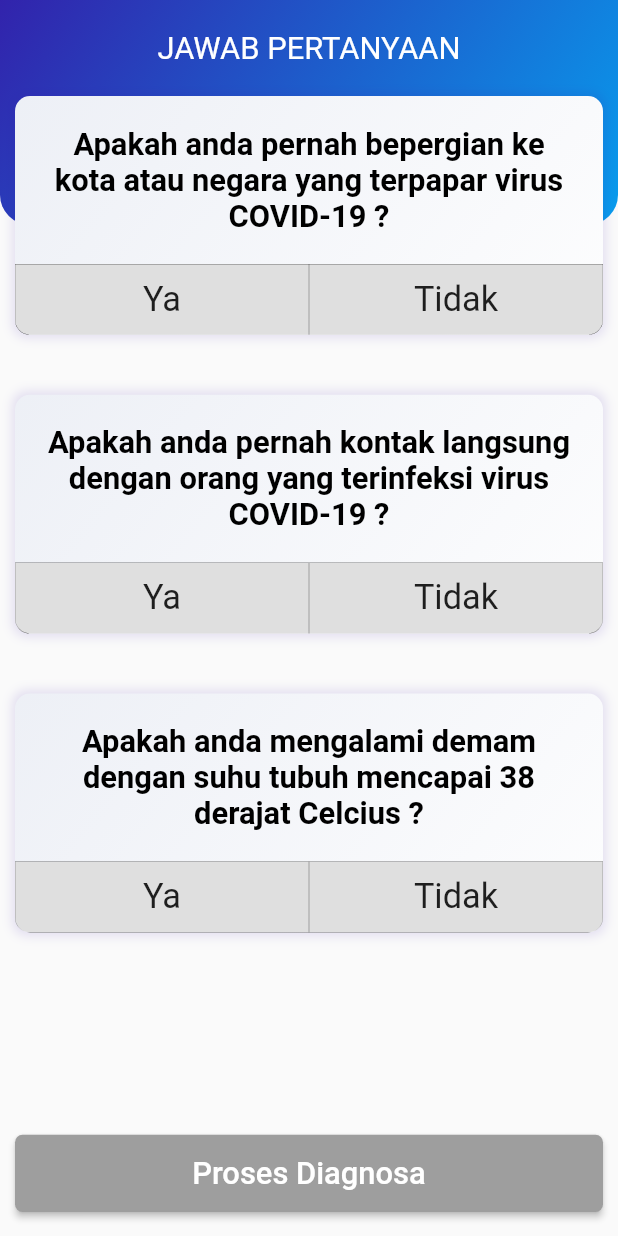
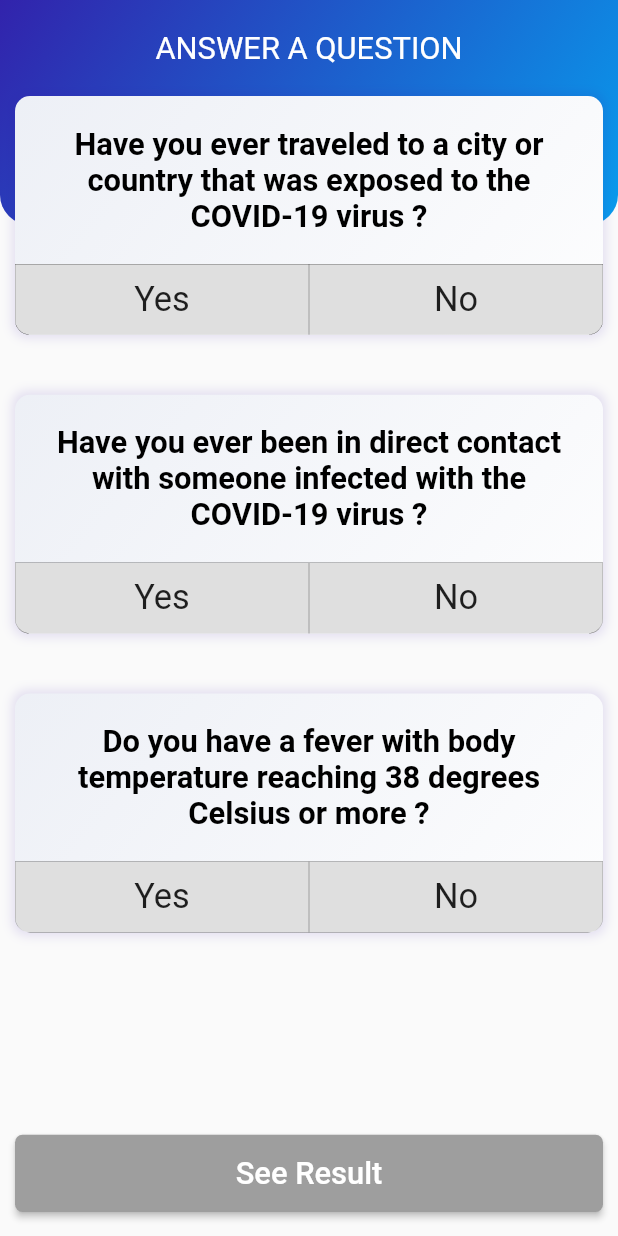
Before and after one commit to arigo16/covid19-information, a Flutter app: the DiagnosisPage screen opened directly, on a phone screen of 412 x 824 dp. Run offline on Flutter 3.47's test engine with Material 2 defaults, Android fonts, the phone set to English and light mode, and no system bars; network calls fail; Roboto replaces fonts that are missing (ProximaBold).

Commit message:
new apps translate in english

```diff
--- a/lib/page/parent/diagnosis/diagnosis.dart
+++ b/lib/page/parent/diagnosis/diagnosis.dart
@@ -25,17 +25,17 @@ class _DiagnosisPageState extends State<DiagnosisPage> {
   var desc = "";
 
   var descNormal =
-      "Anda tidak ada gejala kelainan berat apapun. Begitu pula tidak ada kondisi yang menyebabkan Anda perlu dipantau perkembangan kesehatannya akibat wabah COVID-19.";
+      "You have no symptoms of any serious disorder. Likewise there are no conditions that cause you to be monitored for their health development due to the COVID-19 outbreak.";
   var descDemam =
-      "Anda memiliki gejala demam namun tidak ada tanda bahwa anda terpapar virus COVID-19. Tetap isolasi diri Anda hingga sembuh dan lakukan social distancing.";
+      "You have symptoms of fever but there is no sign that you are exposed to the COVID-19 virus. Keep yourself isolated until healed and do social distancing.";
   var descOTG =
-      "Anda (Orang Tanpa Gejala) tidak memiliki gejala yang terjadi pada wabah COVID-19. Namun anda memiliki riwayat berkunjung kedaerah yang terpapar virus COVID-19. Isolasi diri Anda dan lakukan social distancing minimal 14 hari.";
+      "You (Person Without Symptoms) do not have symptoms that occur in the COVID-19 outbreak. However, you have a history of regional visits exposed to the COVID-19 virus. Isolate yourself and do social distancing for at least 14 days.";
   var descODP =
-      "Anda (Orang Dalam Pemantauan) tidak memiliki gejala yang terjadi pada wabah COVID-19. Namun anda memiliki riwayat kontak langsung dengan suspect virus COVID-19 segera isolasi diri Anda dan kunjungi RS Rujukan COVID-19 terdekat.";
+      "You (Person In Monitoring) do not have symptoms that occur in the COVID-19 outbreak. But you have a history of direct contact with suspect COVID-19 virus, isolate yourself immediately and visit the nearest COVID-19 Referral Hospital.";
   var descPDP =
-      "Anda (Pasien Dalam Pengawasan) memiliki beberapa gejala yang mirip terjadi pada wabah COVID-19. kemungkinan besar anda terpapar virus COVID-19 segera isolasi diri Anda dan kunjungi RS Rujukan COVID-19 terdekat.";
+      "You (Patient Under Supervision) have several symptoms that are similar to the outbreak of COVID-19. you are most likely to be exposed to the COVID-19 virus and immediately isolate yourself and visit the nearest COVID-19 Referral Hospital.";
   var descSuspect =
-      "Anda diduga memiliki semua gejala yang mirip terjadi pada wabah COVID-19. kemungkinan besar anda terpapar virus COVID-19 segera isolasi diri Anda dan kunjungi RS Rujukan COVID-19 terdekat.";
+      "You are suspected of having all the similar symptoms that occurred in the COVID-19 outbreak. you are most likely to be exposed to the COVID-19 virus and immediately isolate yourself and visit the nearest COVID-19 Referral Hospital.";
 
   @override
   void initState() {
@@ -108,7 +108,7 @@ class _DiagnosisPageState extends State<DiagnosisPage> {
                     Container(
                       padding: EdgeInsets.all(20),
                       child: Text(
-                        "Apakah anda mengalami ganggunan pernafasan yang cukup berat ?",
+                        "Do you experience severe respiratory distress ?",
                         textAlign: TextAlign.center,
                         style: TextStyle(
                           fontSize: size.width / 20,
@@ -142,7 +142,7 @@ class _DiagnosisPageState extends State<DiagnosisPage> {
                                   : Color(0xFFdfdfdf),
                             ),
                             child: Text(
-                              "Ya",
+                              "Yes",
                               style: TextStyle(fontSize: size.width / 18),
                               textAlign: TextAlign.center,
                             ),
@@ -171,7 +171,7 @@ class _DiagnosisPageState extends State<DiagnosisPage> {
                                   : Color(0xFFdfdfdf),
                             ),
                             child: Text(
-                              "Tidak",
+                              "No",
                               style: TextStyle(fontSize: size.width / 18),
                               textAlign: TextAlign.center,
                             ),
@@ -221,7 +221,7 @@ class _DiagnosisPageState extends State<DiagnosisPage> {
                         } else if (this.dataG04 == "N") {
                           // Kedua
                           setState(() {
-                            this.title = "PDP";
+                            this.title = "PUS";
                             this.desc = descPDP;
                             this.image = "assets/images/diagnosis/pdp.png";
                             this.isResult = true;
@@ -230,7 +230,7 @@ class _DiagnosisPageState extends State<DiagnosisPage> {
                       } else if (this.dataG03 == "N") {
                         // Ketiga
                         setState(() {
-                          this.title = "ODP";
+                          this.title = "PIM";
                           this.desc = descODP;
                           this.image = "assets/images/diagnosis/odp.png";
                           this.isResult = true;
@@ -241,7 +241,7 @@ class _DiagnosisPageState extends State<DiagnosisPage> {
                         if (this.dataG04 == "Y") {
                           // Keempat
                           setState(() {
-                            this.title = "PDP";
+                            this.title = "PUS";
                             this.desc = descPDP;
                             this.image = "assets/images/diagnosis/pdp.png";
                             this.isResult = true;
@@ -249,7 +249,7 @@ class _DiagnosisPageState extends State<DiagnosisPage> {
                         } else if (this.dataG04 == "N") {
                           // Kelima
                           setState(() {
-                            this.title = "ODP";
+                            this.title = "PIM";
                             this.desc = descODP;
                             this.image = "assets/images/diagnosis/odp.png";
                             this.isResult = true;
@@ -258,7 +258,7 @@ class _DiagnosisPageState extends State<DiagnosisPage> {
                       } else if (this.dataG03 == "N") {
                         // Keenam
                         setState(() {
-                          this.title = "OTG";
+                          this.title = "PWS";
                           this.desc = descOTG;
                           this.image = "assets/images/diagnosis/otg.png";
                           this.isResult = true;
@@ -279,7 +279,7 @@ class _DiagnosisPageState extends State<DiagnosisPage> {
                         } else if (this.dataG04 == "N") {
                           // Kedelapan
                           setState(() {
-                            this.title = "PDP";
+                            this.title = "PUS";
                             this.desc = descPDP;
                             this.image = "assets/images/diagnosis/pdp.png";
                             this.isResult = true;
@@ -288,7 +288,7 @@ class _DiagnosisPageState extends State<DiagnosisPage> {
                       } else if (this.dataG03 == "N") {
                         // Kesembilan
                         setState(() {
-                          this.title = "ODP";
+                          this.title = "PIM";
                           this.desc = descODP;
                           this.image = "assets/images/diagnosis/odp.png";
                           this.isResult = true;
@@ -299,7 +299,7 @@ class _DiagnosisPageState extends State<DiagnosisPage> {
                         if (this.dataG04 == "Y") {
                           // Kesepuluh
                           setState(() {
-                            this.title = "PDP";
+                            this.title = "PUS";
                             this.desc = descPDP;
                             this.image = "assets/images/diagnosis/pdp.png";
                             this.isResult = true;
@@ -307,7 +307,7 @@ class _DiagnosisPageState extends State<DiagnosisPage> {
                         } else if (this.dataG04 == "N") {
                           // Kesebelas
                           setState(() {
-                            this.title = "DEMAM";
+                            this.title = "FEVER";
                             this.desc = descDemam;
                             this.image = "assets/images/diagnosis/demam.png";
                             this.isResult = true;
@@ -326,7 +326,7 @@ class _DiagnosisPageState extends State<DiagnosisPage> {
                   }
                 },
                 child: new Text(
-                  "Proses Diagnosa",
+                  "See Result",
                   style: new TextStyle(
                       fontSize: size.width / 20,
                       color: Colors.white,
@@ -350,7 +350,7 @@ class _DiagnosisPageState extends State<DiagnosisPage> {
               child: RaisedButton(
                 onPressed: () {},
                 child: new Text(
-                  "Proses Diagnosa",
+                  "See Result",
                   style: new TextStyle(
                       fontSize: size.width / 20,
                       color: Colors.white,
@@ -379,7 +379,7 @@ class _DiagnosisPageState extends State<DiagnosisPage> {
                 });
               },
               child: new Text(
-                "Ubah Jawaban",
+                "Change Answer",
                 style: new TextStyle(
                     fontSize: size.width / 20,
                     color: Colors.white,
@@ -427,7 +427,7 @@ class _DiagnosisPageState extends State<DiagnosisPage> {
                     padding: EdgeInsets.only(top: 20),
                     alignment: Alignment(0.0, 0.0),
                     child: Text(
-                      "JAWAB PERTANYAAN",
+                      "ANSWER A QUESTION",
                       style: TextStyle(
                         fontSize: size.width / header,
                         color: Colors.white,
@@ -465,7 +465,7 @@ class _DiagnosisPageState extends State<DiagnosisPage> {
                           Container(
                             padding: EdgeInsets.all(20),
                             child: Text(
-                              "Apakah anda pernah bepergian ke kota atau negara yang terpapar virus COVID-19 ?",
+                              "Have you ever traveled to a city or country that was exposed to the COVID-19 virus ?",
                               textAlign: TextAlign.center,
                               style: TextStyle(
                                 fontSize: size.width / 20,
@@ -499,7 +499,7 @@ class _DiagnosisPageState extends State<DiagnosisPage> {
                                         : Color(0xFFdfdfdf),
                                   ),
                                   child: Text(
-                                    "Ya",
+                                    "Yes",
                                     style: TextStyle(fontSize: size.width / 18),
                                     textAlign: TextAlign.center,
                                   ),
@@ -528,7 +528,7 @@ class _DiagnosisPageState extends State<DiagnosisPage> {
                                         : Color(0xFFdfdfdf),
                                   ),
                                   child: Text(
-                                    "Tidak",
+                                    "No",
                                     style: TextStyle(fontSize: size.width / 18),
                                     textAlign: TextAlign.center,
                                   ),
@@ -572,7 +572,7 @@ class _DiagnosisPageState extends State<DiagnosisPage> {
                           Container(
                             padding: EdgeInsets.all(20),
                             child: Text(
-                              "Apakah anda pernah kontak langsung dengan orang yang terinfeksi virus COVID-19 ?",
+                              "Have you ever been in direct contact with someone infected with the COVID-19 virus ?",
                               textAlign: TextAlign.center,
                               style: TextStyle(
                                 fontSize: size.width / 20,
@@ -606,7 +606,7 @@ class _DiagnosisPageState extends State<DiagnosisPage> {
                                         : Color(0xFFdfdfdf),
                                   ),
                                   child: Text(
-                                    "Ya",
+                                    "Yes",
                                     style: TextStyle(fontSize: size.width / 18),
                                     textAlign: TextAlign.center,
                                   ),
@@ -635,7 +635,7 @@ class _DiagnosisPageState extends State<DiagnosisPage> {
                                         : Color(0xFFdfdfdf),
                                   ),
                                   child: Text(
-                                    "Tidak",
+                                    "No",
                                     style: TextStyle(fontSize: size.width / 18),
                                     textAlign: TextAlign.center,
                                   ),
@@ -680,7 +680,7 @@ class _DiagnosisPageState extends State<DiagnosisPage> {
                           Container(
                             padding: EdgeInsets.all(20),
                             child: Text(
-                              "Apakah anda mengalami demam dengan suhu tubuh mencapai 38 derajat Celcius ?",
+                              "Do you have a fever with body temperature reaching 38 degrees Celsius or more ?",
                               textAlign: TextAlign.center,
                               style: TextStyle(
                                 fontSize: size.width / 20,
@@ -715,7 +715,7 @@ class _DiagnosisPageState extends State<DiagnosisPage> {
                                         : Color(0xFFdfdfdf),
                                   ),
                                   child: Text(
-                                    "Ya",
+                                    "Yes",
                                     style: TextStyle(fontSize: size.width / 18),
                                     textAlign: TextAlign.center,
                                   ),
@@ -745,7 +745,7 @@ class _DiagnosisPageState extends State<DiagnosisPage> {
                                         : Color(0xFFdfdfdf),
                                   ),
                                   child: Text(
-                                    "Tidak",
+                                    "No",
                                     style: TextStyle(fontSize: size.width / 18),
                                     textAlign: TextAlign.center,
                                   ),
@@ -806,7 +806,7 @@ class _DiagnosisPageState extends State<DiagnosisPage> {
                     width: size.width / 1.5,
                     margin: EdgeInsets.only(top: 30),
                     child: Text(
-                      "Hasil diagnosa ini hanya berupa perkiraan kami tidak menyarankan Anda untuk percaya sepenuhnya dengan hasil diagnosa ini. Untuk hasil yang lebih baik kami menyarankan untuk melakukan pemeriksaan virus COVID-19 secara langsung.",
+                      "The results of this diagnosis are only estimates. We do not recommend that you fully trust the results of this diagnosis. For better results we recommend checking the COVID-19 virus directly.",
                       textAlign: TextAlign.center,
                       style: TextStyle(
                         fontSize: size.width / 40,
```
Also changed, not shown: lib/page/parent/home/home.dart (+38 -38 lines), lib/page/parent/information/information_daily.dart (+12 -12 lines), lib/page/parent/information/information_global.dart (+10 -10 lines), lib/page/parent/information/information_indonesia.dart (+10 -10 lines), lib/page/parent/information/information_tangerang.dart (+4 -4 lines).
